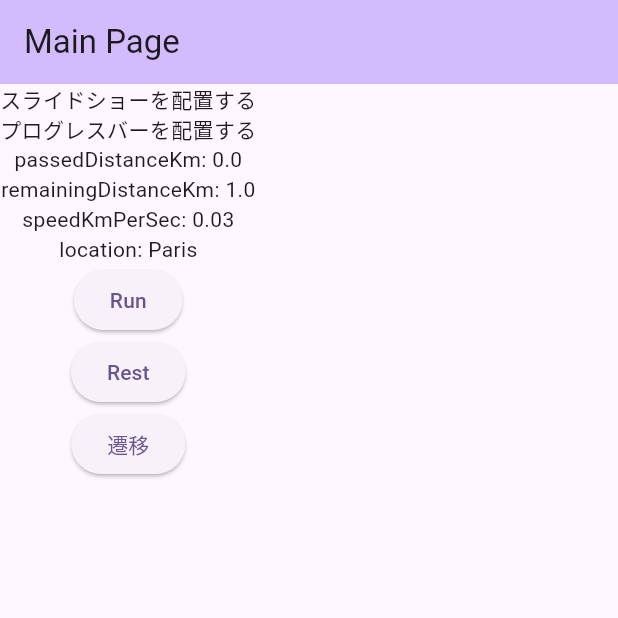
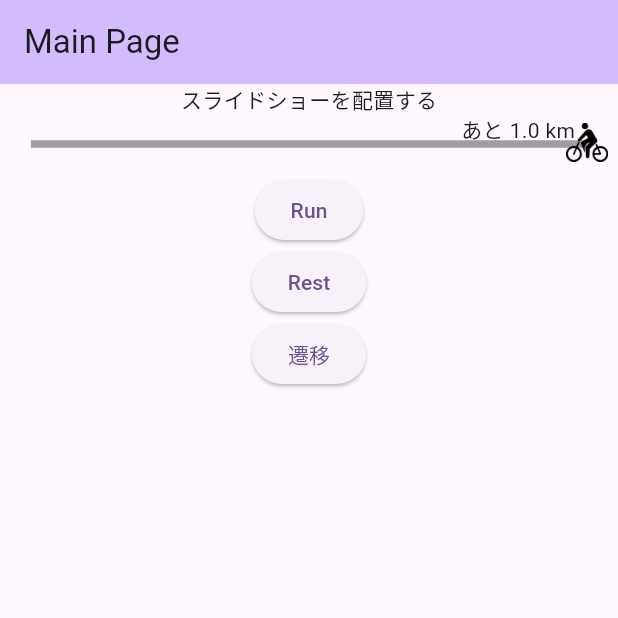
Before and after one commit to jack-app/tour_de_tasks, a Flutter app: the screen it shows after launch, after a tap on "旅に出る!", on a phone screen of 412 x 824 dp, the top half of it. Run offline on Flutter 3.47's test engine with Material 3 defaults, Android fonts, the light colour scheme and no system bars; our stand-ins replace shared_preferences, sqflite, sqflite_common_ffi, sqflite_common_ffi_web; accounts and stored records are empty.

Commit message:
プログレスバー完了

```diff
--- /dev/null
+++ b/images/credit.txt
@@ -0,0 +1,2 @@
+rider_silhouette.png: https://www.silhouette-ac.com/detail.html?id=104775&ct=&downloader_register=success#goog_rewarded
+rider_icon.png: https://www.silhouette-illust.com/illust/43399
--- a/lib/main_page.dart
+++ b/lib/main_page.dart
@@ -137,6 +137,9 @@ class MainPageController {
   }
 
   void rest() {
+    if (!_userData.running) {
+      return;
+    }
     _userData.running = false;
     calcPassedDistanceKm().then((distanceKm) {
       _userData.confPassedDistanceKm = distanceKm;
@@ -147,6 +150,9 @@ class MainPageController {
   }
 
   void run() {
+    if (_userData.running) {
+      return;
+    }
     _lapRepo.run();
     _userData.running = true;
     // 必要があればスライドショーなどの更新をここでする
@@ -261,8 +267,9 @@ class ControlPanel extends StatelessWidget {
   Widget build(BuildContext context) {
     // 仮なのでどう書き換えても良い
     return Column(
+      mainAxisAlignment: MainAxisAlignment.center,
       children: <Widget>[
-        ProgressBar(controller: controller),
+        Center(child: ProgressBar(controller: controller)),
         ElevatedButton(onPressed: controller.run, child: const Text('Run')),
         ElevatedButton(onPressed: controller.rest, child: const Text('Rest')),
       ],
@@ -272,7 +279,10 @@ class ControlPanel extends StatelessWidget {
 
 class ProgressBar extends StatefulWidget {
   final MainPageController controller;
-  const ProgressBar({super.key, required this.controller});
+  final double? width;
+  final double? height;
+  const ProgressBar(
+      {super.key, required this.controller, this.width, this.height});
 
   @override
   State<ProgressBar> createState() => _ProgressBarState();
@@ -281,34 +291,22 @@ class ProgressBar extends StatefulWidget {
 class _ProgressBarState extends State<ProgressBar> {
   double passedDistanceKm = 0.0;
   double remainingDistanceKm = 0.0;
-  double speedKmPerSec = 0.0;
-  late String location;
+  double width = 0;
+  double widgetHeight = 40;
 
   @override
   void initState() {
     super.initState();
-    location = UserData().startCity;
     widget.controller._updateProgressBar = () async {
       if (mounted) {
-        // widgetが表示されているかどうか
-        widget.controller.calcPassedDistanceKm().then((distanceKm) {
-          setState(() {
-            passedDistanceKm = distanceKm;
-          });
-        });
         widget.controller.calcRemainingDistanceKm().then((distanceKm) {
           setState(() {
             remainingDistanceKm = distanceKm;
           });
         });
-        widget.controller.calcSpeedKmPerSec().then((speed) {
+        widget.controller.calcPassedDistanceKm().then((distanceKm) {
           setState(() {
-            speedKmPerSec = speed;
-          });
-        });
-        widget.controller.calcLocation().then((location) {
-          setState(() {
-            this.location = location;
+            passedDistanceKm = distanceKm;
           });
         });
         return true;
@@ -316,16 +314,76 @@ class _ProgressBarState extends State<ProgressBar> {
         return false; // すでに表示されていないので，更新を行うべきでない
       }
     };
+    widgetHeight = widget.height ?? widgetHeight;
   }
+
+  static const double iconOffset = -10;
+  static const double iconSize = 8;
+  double barWidth = 5;
 
   @override
   Widget build(BuildContext context) {
-    return Column(children: [
-      const Text('プログレスバーを配置する'),
-      Text('passedDistanceKm: $passedDistanceKm'),
-      Text('remainingDistanceKm: $remainingDistanceKm'),
-      Text('speedKmPerSec: $speedKmPerSec'),
-      Text('location: $location'),
-    ]);
+    width = widget.width ?? MediaQuery.of(context).size.width * 0.9;
+    // アイコンを見切れさせないためにpaddingを手動設定
+    var padding = (MediaQuery.of(context).size.width - width) / 2;
+    var progress = passedDistanceKm / app.cities[UserData().startCity]!;
+    if (progress > 1) {
+      progress = 1;
+    }
+    // 位置を計算
+    var iconRight = padding + width * progress + iconOffset - (iconSize / 2);
+    var iconLeft =
+        padding + width * (1 - progress) + iconOffset - (iconSize / 2);
+    var textRight =
+        progress > 0.7 ? null : padding + width * progress + iconSize;
+    var textLeft =
+        progress > 0.7 ? padding + width * (1 - progress) + iconSize : null;
+    developer.log(padding.toString(), name: 'padding');
+    widget.controller._updateProgressBar!();
+    return Container(
+        width: double.infinity,
+        height: widgetHeight,
+        clipBehavior: Clip.none,
+        child: Stack(
+          alignment: Alignment.center,
+          children: [
+            // カスタマイズするため，デフォルトで提供されているLinearProgressIndicatorは使わない
+            Stack(
+              alignment: Alignment.centerRight,
+              children: [
+                // <プログレスバーの背景部分/>
+                Container(
+                  width: width,
+                  height: barWidth,
+                  color: Colors.grey,
+                ),
+                // <プログレスバーの進捗表示部分/>
+                Container(
+                  width: width * progress,
+                  height: barWidth,
+                  color: Theme.of(context).primaryColor,
+                ),
+              ],
+            ),
+            // <アイコン/>
+            Positioned(
+              right: iconRight,
+              left: iconLeft,
+              top: widgetHeight / 4 - (iconSize / 2),
+              child: Image.asset(
+                'images/rider_icon.png',
+              ),
+            ),
+            // <テキスト表示/>
+            Positioned(
+              left: textLeft,
+              right: textRight,
+              top: 0,
+              child: Text(
+                'あと ${remainingDistanceKm.toStringAsFixed(1)} km',
+              ),
+            ),
+          ],
+        ));
   }
 }
--- a/pubspec.yaml
+++ b/pubspec.yaml
@@ -70,7 +70,8 @@ flutter:
   #   - images/a_dot_burr.jpeg
   #   - images/a_dot_ham.jpeg
   assets:
-    - images/
+    - images/rider_silhouette.png
+    - images/rider_icon.png
   # An image asset can refer to one or more resolution-specific "variants", see
   # https://flutter.dev/assets-and-images/#resolution-aware
 
```
Also changed, not shown: images/rider_icon.png (added), images/rider_silhouette.png (added).
